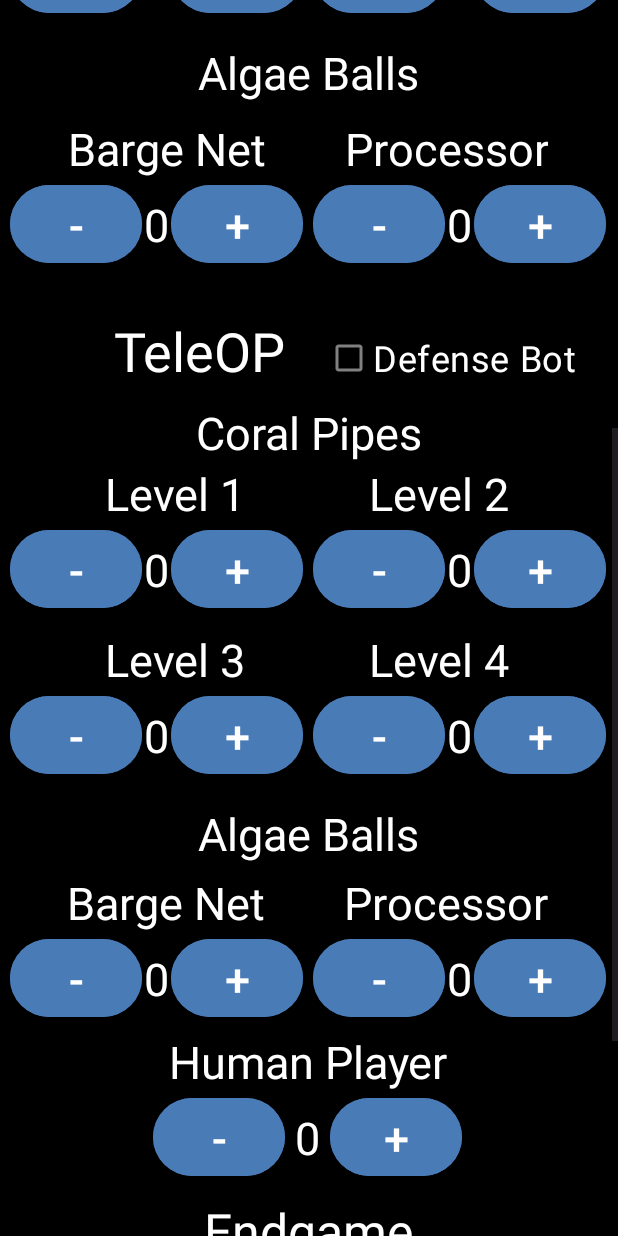
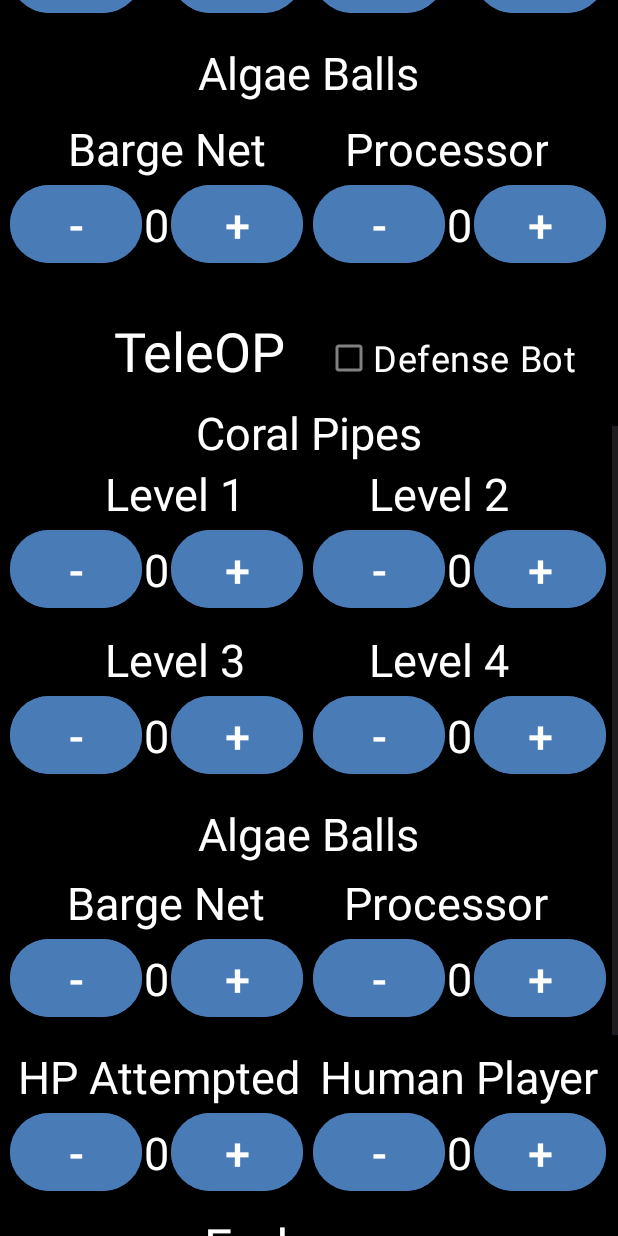
Before and after one commit to Kushal701151/Reefscape---Strategy---Android, an Android app: the screen it shows after launch (MainActivity), scrolled down 576 dp, on a phone screen of 412 x 824 dp. Run offline under Robolectric (Android 15) with nearby library versions, the phone set to English and light mode, and no system bars.

Commit message:
added human player attempted

```diff
--- a/app/src/main/java/com/example/githubreefscape/MainActivity.java
+++ b/app/src/main/java/com/example/githubreefscape/MainActivity.java
@@ -82,6 +82,11 @@ public class MainActivity extends AppCompatActivity {
     public int HumanPlayerInt =0;
     public Button HumanPlayerPlus;
 
+    public Button HumanPlayerAttemptedMinus;
+    public TextView HumanPlayerAttempted;
+    public int HumanPlayerAtttemptedInt =0;
+    public Button HumanPlayerAttemptedPlus;
+
 
     public RadioButton None;
     public RadioButton Parked;
@@ -161,6 +166,10 @@ public class MainActivity extends AppCompatActivity {
         HumanPlayerMinus = (Button) findViewById(R.id.HumanPlayerMinus);
         HumanPlayer = (TextView) findViewById(R.id.HumanPlayer);
         HumanPlayerPlus = (Button) findViewById(R.id.HumanPlayerPlus);
+
+        HumanPlayerAttemptedMinus = (Button) findViewById(R.id.HumanPlayerMinus);
+        HumanPlayerAttempted = (TextView) findViewById(R.id.HumanPlayer);
+        HumanPlayerAttemptedPlus = (Button) findViewById(R.id.HumanPlayerPlus);
 
         None = (RadioButton) findViewById(R.id.none);
         Parked = (RadioButton) findViewById(R.id.Parked);
@@ -359,6 +368,19 @@ public class MainActivity extends AppCompatActivity {
         HumanPlayer.setText(AutoLowerDisplay);
     }
 
+    public void HumanPlayerAttemptedMinus(View view){
+        if ((!HumanPlayerAttempted.getText().toString().equals("0"))&&(HumanPlayerAtttemptedInt!=0)){ //Prevents negative values
+            HumanPlayerAtttemptedInt--;
+            String AutoLowerDisplay = " " + (HumanPlayerAtttemptedInt);
+            HumanPlayerAttempted.setText(AutoLowerDisplay);
+        }
+    }
+    public void HumanPlayerAttemptedPlus (View view){
+        HumanPlayerAtttemptedInt ++;
+        String AutoLowerDisplay = " " + (HumanPlayerAtttemptedInt);
+        HumanPlayerAttempted.setText(AutoLowerDisplay);
+    }
+
     // LeftStarting
     public void LeftStaring(View view){
         if(LeftStarting.isChecked()){
@@ -450,6 +472,7 @@ public class MainActivity extends AppCompatActivity {
                                         + TeleL4Int + ","
                                         + TeleBargeInt + ","
                                         + TeleProcessorInt + ","
+                                        + HumanPlayerAttempted + ","
                                         + HumanPlayerInt + ","
                                         + endgameRadio + ","
                                         + commaRemover(EditTextComments);
--- a/app/src/main/res/layout/activity_main.xml
+++ b/app/src/main/res/layout/activity_main.xml
@@ -1257,7 +1257,7 @@
 
         <Space
             android:layout_width="wrap_content"
-            android:layout_height="5dp" />
+            android:layout_height="15dp" />
 
         <LinearLayout
             android:layout_width="match_parent"
@@ -1271,19 +1271,43 @@
             <Space
                 android:layout_width="wrap_content"
                 android:layout_height="wrap_content"
-                android:layout_weight="0.07" />
+                android:layout_weight="0.2" />
+
+            <TextView
+                android:layout_width="wrap_content"
+                android:layout_height="wrap_content"
+                android:text="HP Attempted"
+                android:textAlignment="center"
+                android:textColor="@color/white"
+                android:textSize="30sp" />
+
+            <Space
+                android:layout_width="wrap_content"
+                android:layout_height="wrap_content"
+                android:layout_weight="0.2" />
+
+            <Space
+                android:layout_width="wrap_content"
+                android:layout_height="wrap_content"
+                android:layout_weight="1" />
+
+            <Space
+                android:layout_width="wrap_content"
+                android:layout_height="wrap_content"
+                android:layout_weight="0.2" />
 
             <TextView
                 android:layout_width="wrap_content"
                 android:layout_height="wrap_content"
                 android:text="Human Player"
-                android:textColor="@color/white"
-                android:textSize="30sp" />
-
-            <Space
-                android:layout_width="wrap_content"
-                android:layout_height="wrap_content"
-                android:layout_weight="0.07" />
+                android:textAlignment="center"
+                android:textColor="@color/white"
+                android:textSize="30sp" />
+
+            <Space
+                android:layout_width="wrap_content"
+                android:layout_height="wrap_content"
+                android:layout_weight="0.2" />
 
             <Space
                 android:layout_width="wrap_content"
@@ -1312,7 +1336,48 @@
             <Space
                 android:layout_width="wrap_content"
                 android:layout_height="wrap_content"
-                android:layout_weight="0.07" />
+                android:layout_weight="0.2" />
+
+            <TextView
+                android:id="@+id/HumanAttemptedPlayer"
+                android:layout_width="wrap_content"
+                android:layout_height="wrap_content"
+                android:text="0"
+                android:textColor="@color/white"
+                android:textSize="30sp" />
+
+            <Space
+                android:layout_width="wrap_content"
+                android:layout_height="wrap_content"
+                android:layout_weight="0.2" />
+
+            <Button
+                android:id="@+id/HumanPlayerAttemptedPlus"
+                android:layout_width="wrap_content"
+                android:layout_height="60dp"
+                android:onClick="HumanPlayerAttemptedPlus"
+                android:text="+"
+                android:backgroundTint="@color/orange"
+                android:textSize="30sp" />
+
+            <Space
+                android:layout_width="wrap_content"
+                android:layout_height="wrap_content"
+                android:layout_weight="1" />
+
+            <Button
+                android:id="@+id/HumanAttemptedPlayerMinus"
+                android:layout_width="wrap_content"
+                android:layout_height="60dp"
+                android:onClick="HumanPlayerAttemptedMinus"
+                android:text="-"
+                android:backgroundTint="@color/orange"
+                android:textSize="30sp" />
+
+            <Space
+                android:layout_width="wrap_content"
+                android:layout_height="wrap_content"
+                android:layout_weight="0.2" />
 
             <TextView
                 android:id="@+id/HumanPlayer"
@@ -1325,7 +1390,7 @@
             <Space
                 android:layout_width="wrap_content"
                 android:layout_height="wrap_content"
-                android:layout_weight="0.07" />
+                android:layout_weight="0.2" />
 
             <Button
                 android:id="@+id/HumanPlayerPlus"
@@ -1340,6 +1405,7 @@
                 android:layout_width="wrap_content"
                 android:layout_height="wrap_content"
                 android:layout_weight="1" />
+
         </LinearLayout>
 
         <Space
```
